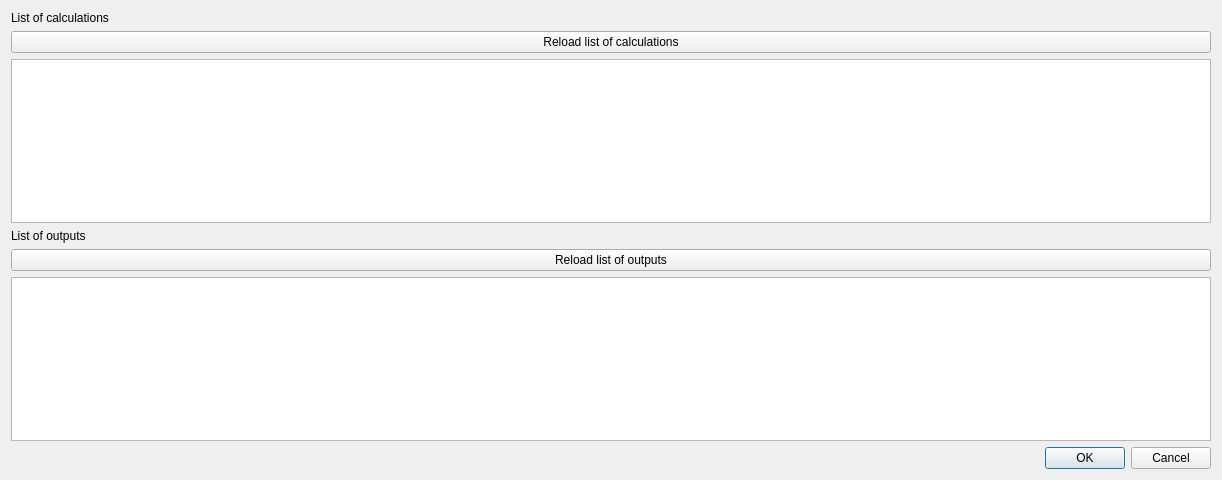
First picture: the form in svir/ui/ui_drive_engine_server.ui, repository gem/oq-irmt-qgis, before the edit.
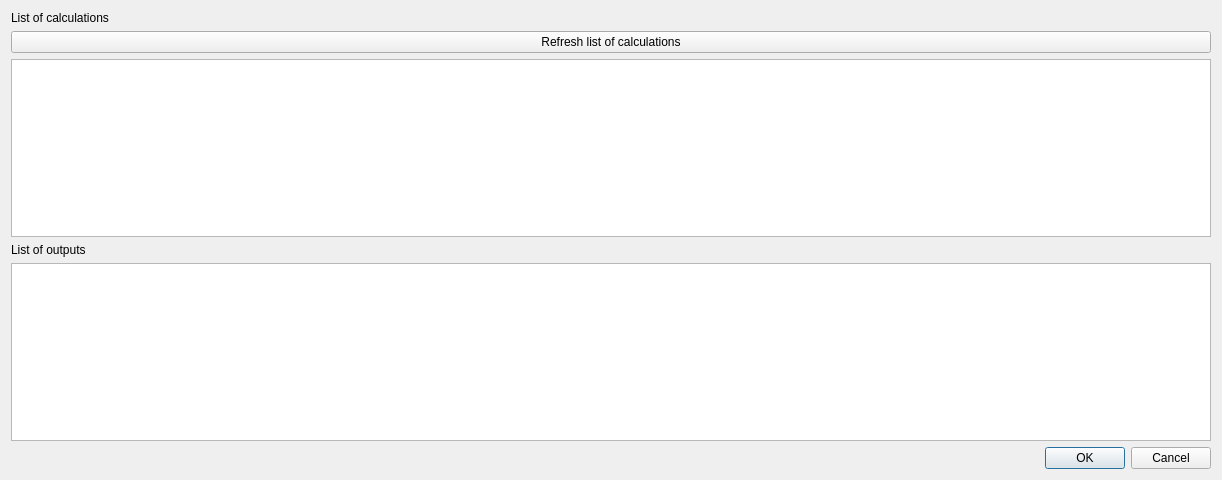
Second picture: the form after the edit.

Commit message: Fix console action; add colors to buttons; add functionality of removing calcs

Diff of the .ui file:
```diff
--- a/svir/ui/ui_drive_engine_server.ui
+++ b/svir/ui/ui_drive_engine_server.ui
@@ -24,7 +24,7 @@
    <item>
     <widget class="QPushButton" name="reload_calcs_btn">
      <property name="text">
-      <string>Reload list of calculations</string>
+      <string>Refresh list of calculations</string>
      </property>
     </widget>
    </item>
@@ -38,13 +38,6 @@
      </property>
     </widget>
    </item>
-   <item>
-    <widget class="QPushButton" name="reload_outs_btn">
-     <property name="text">
-      <string>Reload list of outputs</string>
-     </property>
-    </widget>
-   </item>
    <item>
     <widget class="QTableWidget" name="output_list_tbl"/>
    </item>
```
The commit also changes 2 other files.
